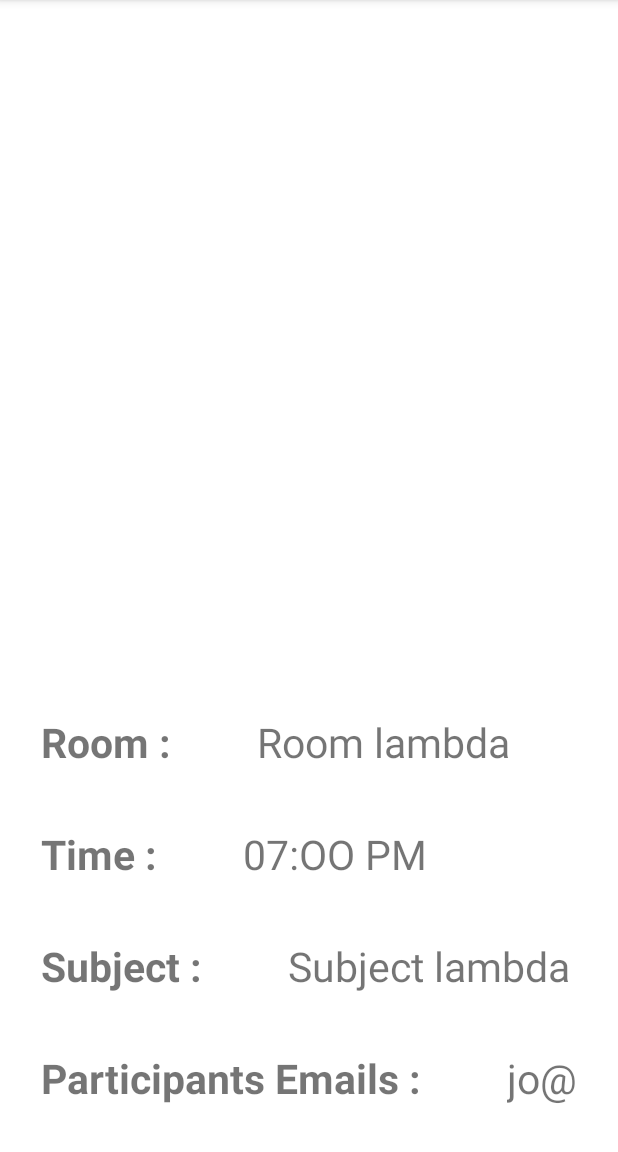
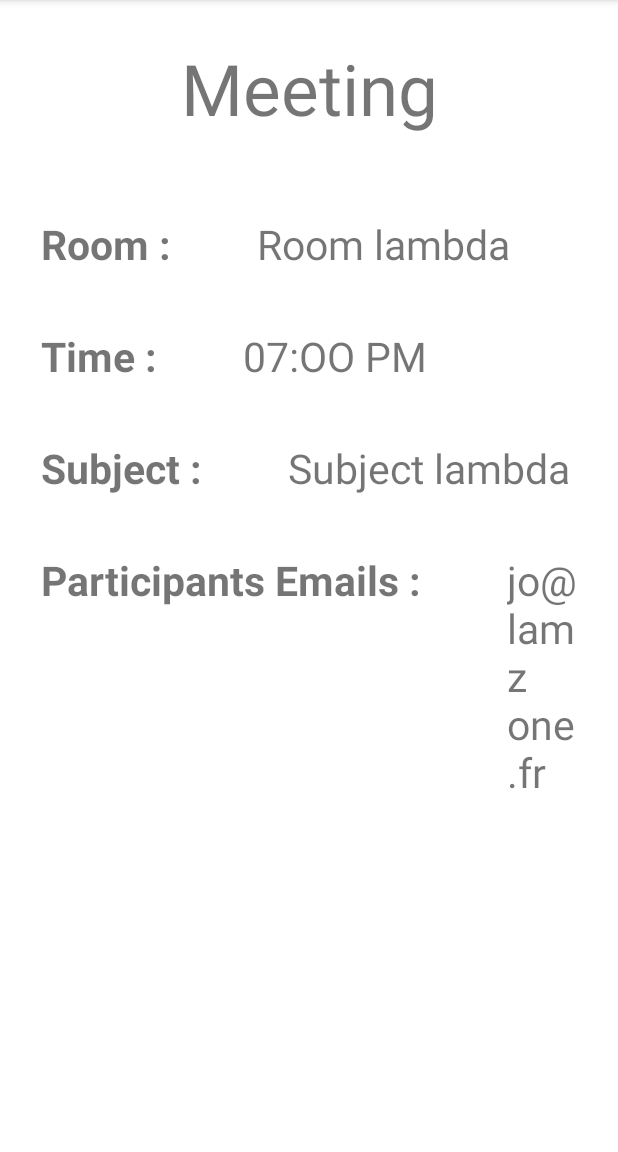
Before and after one commit to Jofiag/MaReu, an Android app: the fragment MeetingDetailsFragment placed in its activity, on a phone screen of 412 x 824 dp, the part 84-1236 px from its top. Run offline under Robolectric (Android 15) with nearby library versions, the phone set to English and light mode, and no system bars; 6 statements that could not run were skipped.

```diff
--- a/app/src/main/java/com/example/mareu/fragment/MeetingDetailsFragment.java
+++ b/app/src/main/java/com/example/mareu/fragment/MeetingDetailsFragment.java
@@ -46,7 +46,7 @@ public class MeetingDetailsFragment extends Fragment {
         TextView roomText = view.findViewById(R.id.room_detail_text);
         TextView timeText = view.findViewById(R.id.time_detail_text);
         TextView subjectText = view.findViewById(R.id.subject_detail_text);
-        TextView participantsEmailsText = view.findViewById(R.id.participants_emails_text);
+        TextView participantsEmailsText = view.findViewById(R.id.emails_detail_text);
 
         StringBuilder emailsText = new StringBuilder();
         List<String> emailList = meeting.getParticipantMailList();
--- a/app/src/main/res/layout/fragment_meeting_details.xml
+++ b/app/src/main/res/layout/fragment_meeting_details.xml
@@ -15,8 +15,9 @@
         android:layout_marginBottom="53dp"
         android:layout_alignParentStart="true"
         android:layout_alignParentEnd="true"
-        android:layout_marginStart="186dp"
-        android:layout_marginEnd="186dp"
+        android:layout_marginStart="87dp"
+        android:layout_marginEnd="87dp"
+        android:gravity="center_horizontal"
         android:text="@string/meeting_text"
         android:textSize="47sp" />
 
```
